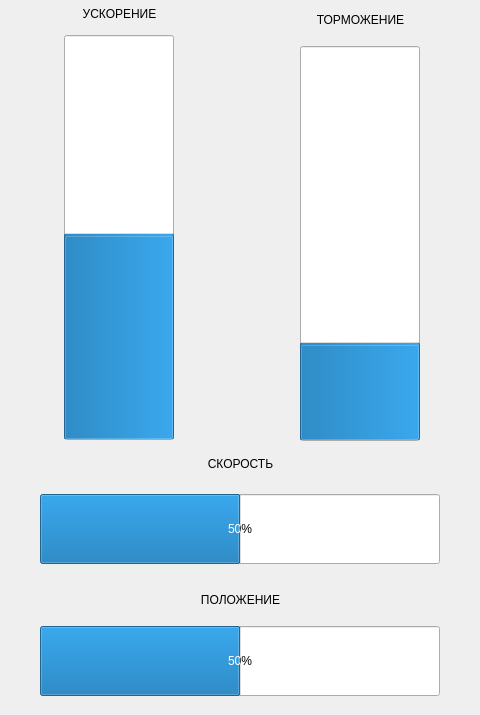
First picture: the form in host/source/ui/workwidget.ui, repository genzorr/Cam-road, before the edit.
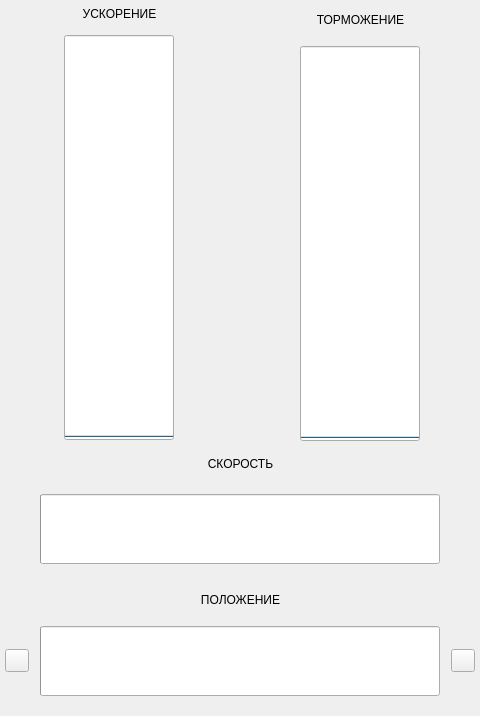
Second picture: the form after the edit.

Commit message: Added new widget: now we can see if base points are set and position of camera on the road.

Diff of the .ui file:
```diff
--- a/host/source/ui/workwidget.ui
+++ b/host/source/ui/workwidget.ui
@@ -7,7 +7,7 @@
     <x>0</x>
     <y>0</y>
     <width>480</width>
-    <height>715</height>
+    <height>716</height>
    </rect>
   </property>
   <property name="windowTitle">
@@ -54,7 +54,7 @@
        </size>
       </property>
       <property name="value">
-       <number>50</number>
+       <number>0</number>
       </property>
       <property name="alignment">
        <set>Qt::AlignCenter</set>
@@ -62,6 +62,9 @@
       <property name="orientation">
        <enum>Qt::Vertical</enum>
       </property>
+      <property name="format">
+       <string/>
+      </property>
      </widget>
     </item>
    </layout>
@@ -110,7 +113,7 @@
        <enum>Qt::LeftToRight</enum>
       </property>
       <property name="value">
-       <number>24</number>
+       <number>0</number>
       </property>
       <property name="alignment">
        <set>Qt::AlignCenter</set>
@@ -118,6 +121,9 @@
       <property name="orientation">
        <enum>Qt::Vertical</enum>
       </property>
+      <property name="format">
+       <string/>
+      </property>
      </widget>
     </item>
    </layout>
@@ -163,7 +169,10 @@
        </size>
       </property>
       <property name="value">
-       <number>50</number>
+       <number>0</number>
+      </property>
+      <property name="format">
+       <string/>
       </property>
      </widget>
     </item>
@@ -195,7 +204,19 @@
       </property>
      </widget>
     </item>
-    <item alignment="Qt::AlignHCenter">
+    <item>
+     <layout class="QHBoxLayout" name="horizontalLayout">
+      <item>
+       <widget class="QToolButton" name="Base1">
+        <property name="text">
+         <string/>
+        </property>
+        <property name="checkable">
+         <bool>true</bool>
+        </property>
+       </widget>
+      </item>
+      <item>
      <widget class="QProgressBar" name="Coordinate">
       <property name="sizePolicy">
        <sizepolicy hsizetype="Fixed" vsizetype="Fixed">
@@ -209,10 +230,28 @@
         <height>70</height>
        </size>
       </property>
+        <property name="minimum">
+         <number>0</number>
+        </property>
       <property name="value">
-       <number>50</number>
-      </property>
-     </widget>
+         <number>0</number>
+        </property>
+        <property name="format">
+         <string/>
+        </property>
+       </widget>
+      </item>
+      <item>
+       <widget class="QToolButton" name="Base2">
+        <property name="text">
+         <string/>
+        </property>
+        <property name="checkable">
+         <bool>true</bool>
+        </property>
+       </widget>
+      </item>
+     </layout>
     </item>
    </layout>
   </widget>
```
Lines whose indentation alone changed are shown as unchanged. The commit also changes 9 other files.
